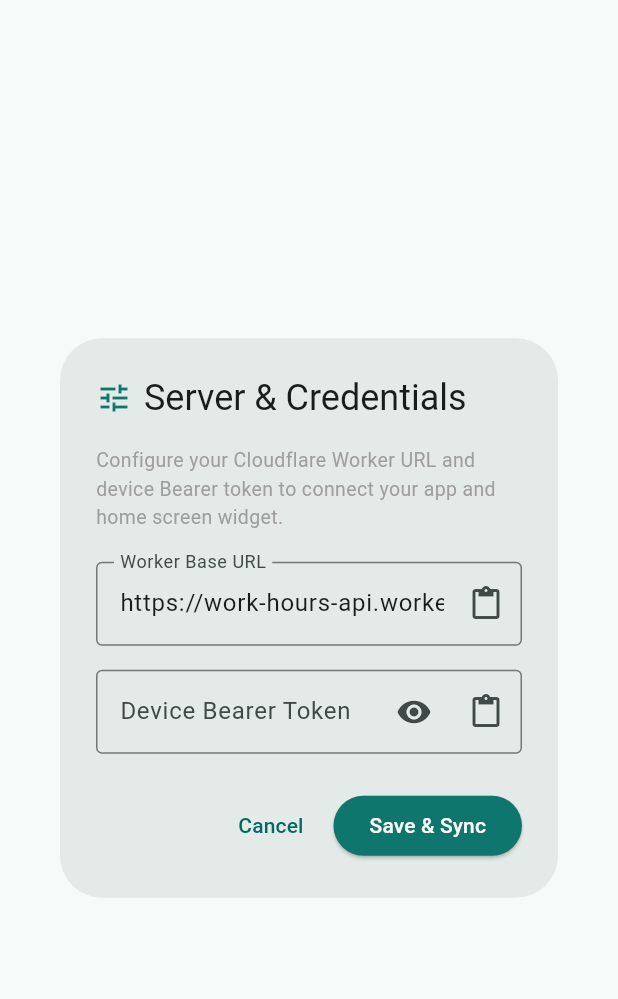
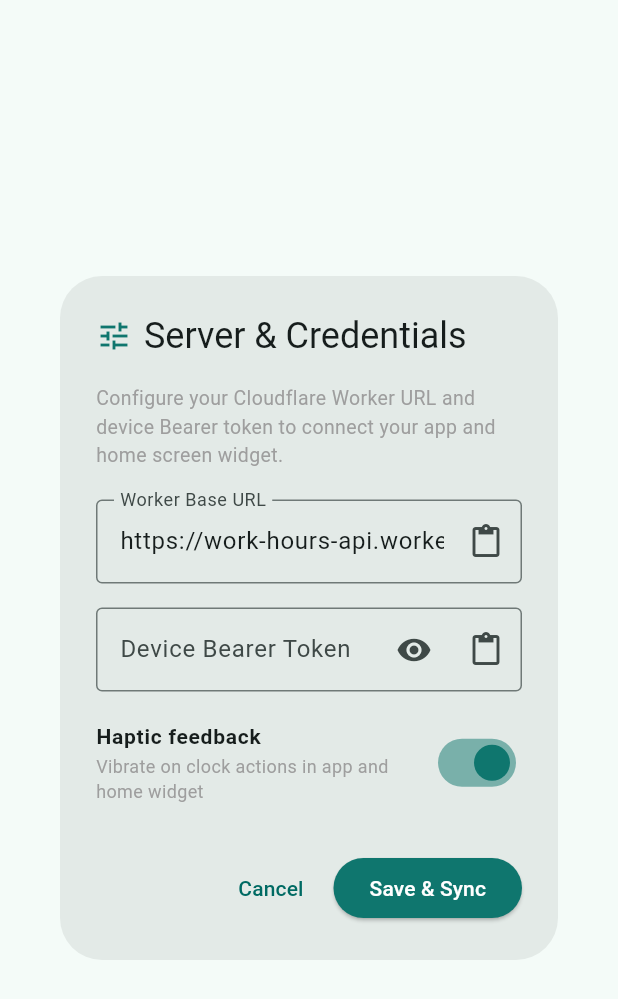
Before and after one commit to Kamil-Suhak/work-hours-tracker, a Flutter app: the SettingsDialog widget shown alone on an empty page, opened directly, on a phone screen of 412 x 824 dp. Shown: the top 999 px of the screen. Run offline on Flutter 3.47's test engine with Material 3 defaults, Android fonts, the phone set to English and light mode, and no system bars; our stand-ins replace flutter_riverpod, flutter_secure_storage; accounts and stored records are empty; network calls fail.

Commit message:
feat: add haptic toggle to settings

```diff
--- a/mobile/lib/features/settings/settings_dialog.dart
+++ b/mobile/lib/features/settings/settings_dialog.dart
@@ -25,6 +25,7 @@ class _SettingsDialogState extends ConsumerState<SettingsDialog> {
   late final TextEditingController _tokenController;
   bool _obscureToken = true;
   bool _isSaving = false;
+  bool _vibrationsEnabled = true;
 
   @override
   void initState() {
@@ -38,6 +39,7 @@ class _SettingsDialogState extends ConsumerState<SettingsDialog> {
     _tokenController = TextEditingController(
       text: settings?.deviceToken ?? '',
     );
+    _vibrationsEnabled = settings?.vibrationsEnabled ?? true;
   }
 
   @override
@@ -67,6 +69,7 @@ class _SettingsDialogState extends ConsumerState<SettingsDialog> {
       await ref.read(settingsProvider.notifier).saveSettings(
             baseUrl: url,
             deviceToken: token,
+            vibrationsEnabled: _vibrationsEnabled,
           );
 
       if (mounted) {
@@ -179,6 +182,21 @@ class _SettingsDialogState extends ConsumerState<SettingsDialog> {
                     return null;
                   },
                 ),
+                const SizedBox(height: 12),
+                SwitchListTile.adaptive(
+                  contentPadding: EdgeInsets.zero,
+                  title: const Text(
+                    'Haptic feedback',
+                    style: TextStyle(fontSize: 14, fontWeight: FontWeight.w600),
+                  ),
+                  subtitle: const Text(
+                    'Vibrate on clock actions in app and home widget',
+                    style: TextStyle(fontSize: 12, color: Colors.grey),
+                  ),
+                  value: _vibrationsEnabled,
+                  onChanged: (val) => setState(() => _vibrationsEnabled = val),
+                  activeColor: const Color(0xFF0F766E),
+                ),
               ],
             ),
           ),
--- a/mobile/lib/features/settings/widget_sync_service.dart
+++ b/mobile/lib/features/settings/widget_sync_service.dart
@@ -7,11 +7,13 @@ class WidgetSyncService {
   static Future<bool> syncCredentials({
     required String baseUrl,
     required String deviceToken,
+    bool vibrationsEnabled = true,
   }) async {
     try {
       final result = await _channel.invokeMethod<bool>('syncWidgetCredentials', {
         'baseUrl': baseUrl,
         'deviceToken': deviceToken,
+        'vibrationsEnabled': vibrationsEnabled,
       });
       return result ?? false;
     } catch (_) {
```
Also changed, not shown: mobile/lib/features/settings/settings_notifier.dart (+13 -0 lines).
